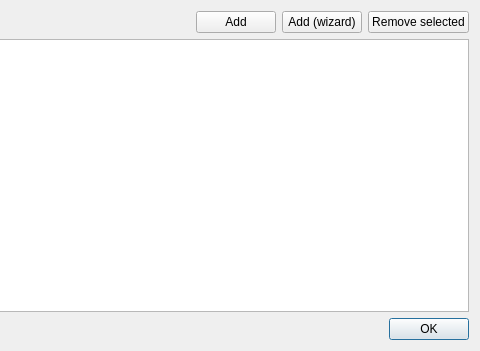
The window that src/dialogs/registerdialog.ui (ModbusScope/ModbusScope) describes before a commit, drawn with Qt 5; both pictures show x 317 to 797 and y 0 to 351 of the 797 by 351 pixel window.
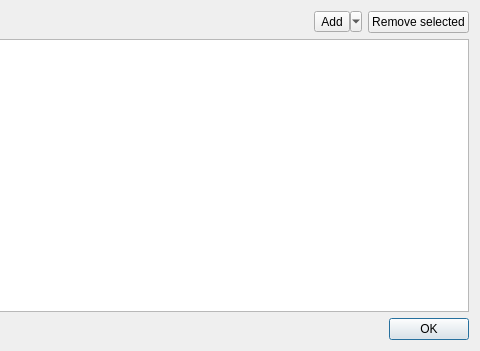
The same window after the commit.

```diff
--- a/src/dialogs/registerdialog.ui
+++ b/src/dialogs/registerdialog.ui
@@ -37,16 +37,18 @@
       </spacer>
      </item>
      <item>
-      <widget class="QPushButton" name="btnAdd">
+      <widget class="QToolButton" name="btnAdd">
        <property name="text">
         <string>Add</string>
        </property>
-      </widget>
-     </item>
-     <item>
-      <widget class="QPushButton" name="btnAddWizard">
-       <property name="text">
-        <string>Add (wizard)</string>
+       <property name="popupMode">
+        <enum>QToolButton::MenuButtonPopup</enum>
+       </property>
+       <property name="autoRaise">
+        <bool>false</bool>
+       </property>
+       <property name="arrowType">
+        <enum>Qt::NoArrow</enum>
        </property>
       </widget>
      </item>
```
Left out of the diff: 1 changed line with no effect on the pictures.
